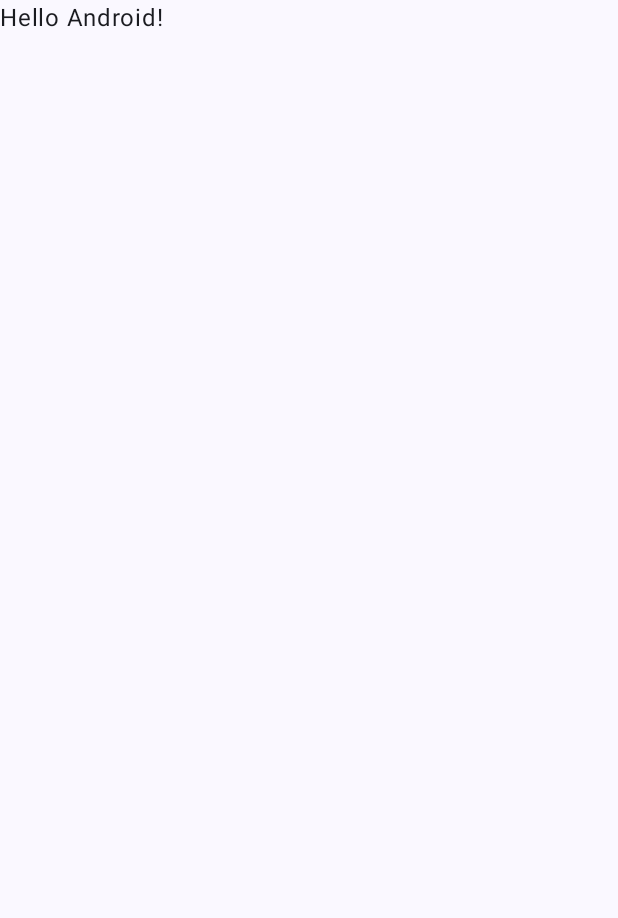
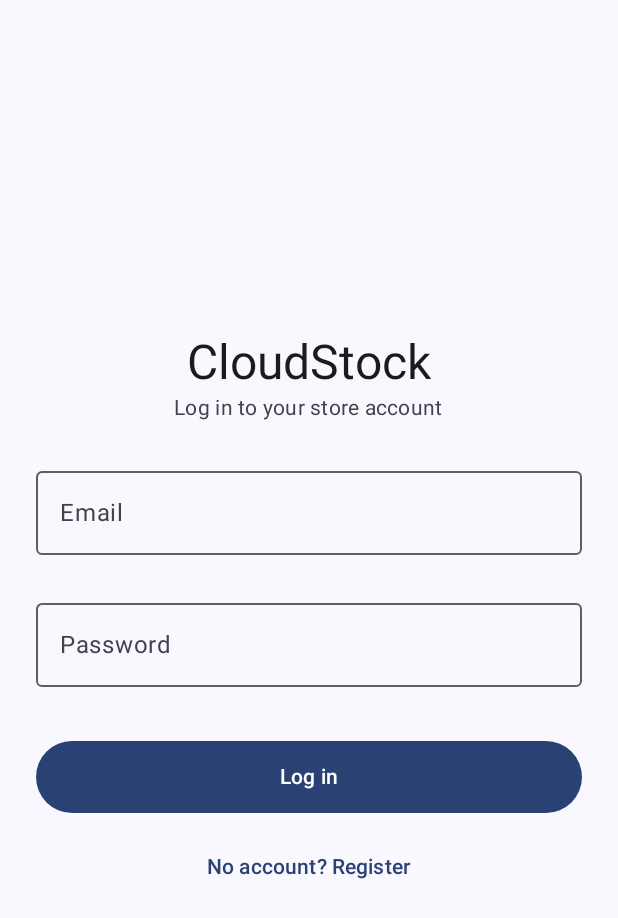
Before and after one commit to JorgeHernandez606/cloudstock, an Android app built with Jetpack Compose: the screen it shows after launch (MainActivity), on a phone screen of 412 x 824 dp. Before the commit the part shown is almost empty. Shown: the top 918 px of the screen. Run offline under Robolectric (Android 15) with nearby library versions, the phone set to English and light mode, and no system bars; our stand-ins replace Firebase (no records; nobody signed in at launch, a user with empty details on screens opened directly).

Commit message:
feat(auth): add login, register, home screens and navigation

```diff
--- a/app/src/main/java/com/jorgeHernandez/mycloudstock/MainActivity.kt
+++ b/app/src/main/java/com/jorgeHernandez/mycloudstock/MainActivity.kt
@@ -5,12 +5,10 @@ import androidx.activity.ComponentActivity
 import androidx.activity.compose.setContent
 import androidx.activity.enableEdgeToEdge
 import androidx.compose.foundation.layout.fillMaxSize
-import androidx.compose.foundation.layout.padding
-import androidx.compose.material3.Scaffold
-import androidx.compose.material3.Text
-import androidx.compose.runtime.Composable
+import androidx.compose.material3.MaterialTheme
+import androidx.compose.material3.Surface
 import androidx.compose.ui.Modifier
-import androidx.compose.ui.tooling.preview.Preview
+import com.jorgeHernandez.mycloudstock.ui.navigation.AppNavHost
 import com.jorgeHernandez.mycloudstock.ui.theme.MyCloudStockTheme
 
 class MainActivity : ComponentActivity() {
@@ -19,29 +17,13 @@ class MainActivity : ComponentActivity() {
         enableEdgeToEdge()
         setContent {
             MyCloudStockTheme {
-                Scaffold(modifier = Modifier.fillMaxSize()) { innerPadding ->
-                    Greeting(
-                        name = "Android",
-                        modifier = Modifier.padding(innerPadding)
-                    )
+                Surface(
+                    modifier = Modifier.fillMaxSize(),
+                    color = MaterialTheme.colorScheme.background
+                ) {
+                    AppNavHost()
                 }
             }
         }
     }
 }
-
-@Composable
-fun Greeting(name: String, modifier: Modifier = Modifier) {
-    Text(
-        text = "Hello $name!",
-        modifier = modifier
-    )
-}
-
-@Preview(showBackground = true)
-@Composable
-fun GreetingPreview() {
-    MyCloudStockTheme {
-        Greeting("Android")
-    }
-}
--- /dev/null
+++ b/app/src/main/java/com/jorgeHernandez/mycloudstock/data/AuthRepository.kt
@@ -0,0 +1,45 @@
+package com.jorgeHernandez.mycloudstock.data
+
+import com.google.firebase.Firebase
+import com.google.firebase.auth.FirebaseAuth
+import com.google.firebase.auth.auth
+import kotlinx.coroutines.channels.awaitClose
+import kotlinx.coroutines.flow.Flow
+import kotlinx.coroutines.flow.callbackFlow
+import kotlinx.coroutines.tasks.await
+
+interface AuthRepository {
+    val currentUserEmail: String?
+    val isLoggedIn: Flow<Boolean>
+    suspend fun login(email: String, password: String): Result<Unit>
+    suspend fun register(email: String, password: String): Result<Unit>
+    fun logout()
+}
+
+class FirebaseAuthRepository(
+    private val auth: FirebaseAuth = Firebase.auth
+) : AuthRepository {
+
+    override val currentUserEmail: String?
+        get() = auth.currentUser?.email
+
+    override val isLoggedIn: Flow<Boolean> = callbackFlow {
+        val listener = FirebaseAuth.AuthStateListener { firebaseAuth ->
+            trySend(firebaseAuth.currentUser != null)
+        }
+        auth.addAuthStateListener(listener)
+        awaitClose { auth.removeAuthStateListener(listener) }
+    }
+
+    override suspend fun login(email: String, password: String): Result<Unit> = runCatching {
+        auth.signInWithEmailAndPassword(email.trim(), password).await()
+    }
+
+    override suspend fun register(email: String, password: String): Result<Unit> = runCatching {
+        auth.createUserWithEmailAndPassword(email.trim(), password).await()
+    }
+
+    override fun logout() {
+        auth.signOut()
+    }
+}
--- /dev/null
+++ b/app/src/main/java/com/jorgeHernandez/mycloudstock/ui/auth/AuthViewModel.kt
@@ -0,0 +1,119 @@
+package com.jorgeHernandez.mycloudstock.ui.auth
+
+import androidx.lifecycle.ViewModel
+import androidx.lifecycle.viewModelScope
+import com.jorgeHernandez.mycloudstock.data.AuthRepository
+import com.jorgeHernandez.mycloudstock.data.FirebaseAuthRepository
+import com.jorgeHernandez.mycloudstock.domain.AuthValidator
+import com.google.firebase.FirebaseNetworkException
+import com.google.firebase.auth.FirebaseAuthInvalidCredentialsException
+import com.google.firebase.auth.FirebaseAuthInvalidUserException
+import com.google.firebase.auth.FirebaseAuthUserCollisionException
+import kotlinx.coroutines.flow.MutableStateFlow
+import kotlinx.coroutines.flow.SharingStarted
+import kotlinx.coroutines.flow.StateFlow
+import kotlinx.coroutines.flow.asStateFlow
+import kotlinx.coroutines.flow.stateIn
+import kotlinx.coroutines.flow.update
+import kotlinx.coroutines.launch
+
+data class AuthUiState(
+    val email: String = "",
+    val password: String = "",
+    val confirmPassword: String = "",
+    val emailError: String? = null,
+    val passwordError: String? = null,
+    val confirmPasswordError: String? = null,
+    val generalError: String? = null,
+    val isLoading: Boolean = false
+)
+
+class AuthViewModel(
+    private val repository: AuthRepository = FirebaseAuthRepository()
+) : ViewModel() {
+
+    private val _uiState = MutableStateFlow(AuthUiState())
+    val uiState: StateFlow<AuthUiState> = _uiState.asStateFlow()
+
+    val isLoggedIn: StateFlow<Boolean> = repository.isLoggedIn.stateIn(
+        scope = viewModelScope,
+        started = SharingStarted.WhileSubscribed(5_000),
+        initialValue = repository.currentUserEmail != null
+    )
+
+    val userEmail: String
+        get() = repository.currentUserEmail ?: "Unknown user"
+
+    fun onEmailChange(value: String) {
+        _uiState.update { it.copy(email = value, emailError = null, generalError = null) }
+    }
+
+    fun onPasswordChange(value: String) {
+        _uiState.update { it.copy(password = value, passwordError = null, generalError = null) }
+    }
+
+    fun onConfirmPasswordChange(value: String) {
+        _uiState.update { it.copy(confirmPassword = value, confirmPasswordError = null, generalError = null) }
+    }
+
+    fun clearErrors() {
+        _uiState.update {
+            it.copy(emailError = null, passwordError = null, confirmPasswordError = null, generalError = null)
+        }
+    }
+
+    fun login() {
+        val state = _uiState.value
+        val emailErr = AuthValidator.validateEmail(state.email)
+        val passErr = AuthValidator.validatePassword(state.password)
+
+        if (emailErr != null || passErr != null) {
+            _uiState.update { it.copy(emailError = emailErr, passwordError = passErr) }
+            return
+        }
+
+        viewModelScope.launch {
+            _uiState.update { it.copy(isLoading = true, generalError = null) }
+            repository.login(state.email, state.password)
+                .onSuccess { _uiState.value = AuthUiState() }
+                .onFailure { e ->
+                    _uiState.update { it.copy(isLoading = false, generalError = mapFirebaseError(e)) }
+                }
+        }
+    }
+
+    fun register() {
+        val state = _uiState.value
+        val emailErr = AuthValidator.validateEmail(state.email)
+        val passErr = AuthValidator.validatePassword(state.password)
+        val confirmErr = AuthValidator.validatePasswordConfirmation(state.password, state.confirmPassword)
+
+        if (emailErr != null || passErr != null || confirmErr != null) {
+            _uiState.update {
+                it.copy(emailError = emailErr, passwordError = passErr, confirmPasswordError = confirmErr)
+            }
+            return
+        }
+
+        viewModelScope.launch {
+            _uiState.update { it.copy(isLoading = true, generalError = null) }
+            repository.register(state.email, state.password)
+                .onSuccess { _uiState.value = AuthUiState() }
+                .onFailure { e ->
+                    _uiState.update { it.copy(isLoading = false, generalError = mapFirebaseError(e)) }
+                }
+        }
+    }
+
+    fun logout() {
+        repository.logout()
+    }
+
+    private fun mapFirebaseError(throwable: Throwable): String = when (throwable) {
+        is FirebaseAuthUserCollisionException -> "An account with this email already exists"
+        is FirebaseAuthInvalidCredentialsException -> "Incorrect email or password"
+        is FirebaseAuthInvalidUserException -> "No account found with this email"
+        is FirebaseNetworkException -> "Network error. Check your internet connection"
+        else -> "Authentication failed. Please try again"
+    }
+}
--- /dev/null
+++ b/app/src/main/java/com/jorgeHernandez/mycloudstock/ui/auth/LoginScreen.kt
@@ -0,0 +1,99 @@
+package com.jorgeHernandez.mycloudstock.ui.auth
+
+import androidx.compose.foundation.layout.*
+import androidx.compose.foundation.text.KeyboardOptions
+import androidx.compose.material3.*
+import androidx.compose.runtime.Composable
+import androidx.compose.ui.Alignment
+import androidx.compose.ui.Modifier
+import androidx.compose.ui.text.input.KeyboardType
+import androidx.compose.ui.text.input.PasswordVisualTransformation
+import androidx.compose.ui.unit.dp
+
+@Composable
+fun LoginScreen(
+    uiState: AuthUiState,
+    onEmailChange: (String) -> Unit,
+    onPasswordChange: (String) -> Unit,
+    onLoginClick: () -> Unit,
+    onNavigateToRegister: () -> Unit
+) {
+    Column(
+        modifier = Modifier
+            .fillMaxSize()
+            .padding(24.dp),
+        verticalArrangement = Arrangement.Center,
+        horizontalAlignment = Alignment.CenterHorizontally
+    ) {
+        Text(
+            text = "CloudStock",
+            style = MaterialTheme.typography.headlineLarge
+        )
+        Text(
+            text = "Log in to your store account",
+            style = MaterialTheme.typography.bodyMedium,
+            color = MaterialTheme.colorScheme.onSurfaceVariant
+        )
+
+        Spacer(modifier = Modifier.height(24.dp))
+
+        OutlinedTextField(
+            value = uiState.email,
+            onValueChange = onEmailChange,
+            label = { Text("Email") },
+            isError = uiState.emailError != null,
+            supportingText = { uiState.emailError?.let { Text(it) } },
+            keyboardOptions = KeyboardOptions(keyboardType = KeyboardType.Email),
+            singleLine = true,
+            modifier = Modifier.fillMaxWidth()
+        )
+
+        Spacer(modifier = Modifier.height(8.dp))
+
+        OutlinedTextField(
+            value = uiState.password,
+            onValueChange = onPasswordChange,
+            label = { Text("Password") },
+            isError = uiState.passwordError != null,
+            supportingText = { uiState.passwordError?.let { Text(it) } },
+            visualTransformation = PasswordVisualTransformation(),
+            keyboardOptions = KeyboardOptions(keyboardType = KeyboardType.Password),
+            singleLine = true,
+            modifier = Modifier.fillMaxWidth()
+        )
+
+        uiState.generalError?.let { error ->
+            Spacer(modifier = Modifier.height(8.dp))
+            Text(
+                text = error,
+                color = MaterialTheme.colorScheme.error,
+                style = MaterialTheme.typography.bodySmall
+            )
+        }
+
+        Spacer(modifier = Modifier.height(20.dp))
+
+        Button(
+            onClick = onLoginClick,
+            enabled = !uiState.isLoading,
+            modifier = Modifier
+                .fillMaxWidth()
+                .height(48.dp)
+        ) {
+            if (uiState.isLoading) {
+                CircularProgressIndicator(
+                    modifier = Modifier.size(20.dp),
+                    strokeWidth = 2.dp
+                )
+            } else {
+                Text("Log in")
+            }
+        }
+
+        Spacer(modifier = Modifier.height(12.dp))
+
+        TextButton(onClick = onNavigateToRegister) {
+            Text("No account? Register")
+        }
+    }
+}
--- /dev/null
+++ b/app/src/main/java/com/jorgeHernandez/mycloudstock/ui/navigation/AppNavHost.kt
@@ -0,0 +1,77 @@
+package com.jorgeHernandez.mycloudstock.ui.navigation
+
+import androidx.compose.runtime.Composable
+import androidx.compose.runtime.LaunchedEffect
+import androidx.compose.runtime.collectAsState
+import androidx.compose.runtime.getValue
+import androidx.lifecycle.viewmodel.compose.viewModel
+import androidx.navigation.compose.NavHost
+import androidx.navigation.compose.composable
+import androidx.navigation.compose.rememberNavController
+import com.jorgeHernandez.mycloudstock.ui.auth.AuthViewModel
+import com.jorgeHernandez.mycloudstock.ui.auth.LoginScreen
+import com.jorgeHernandez.mycloudstock.ui.auth.RegisterScreen
+import com.jorgeHernandez.mycloudstock.ui.home.HomeScreen
+
+@Composable
+fun AppNavHost(
+    authViewModel: AuthViewModel = viewModel()
+) {
+    val navController = rememberNavController()
+    val uiState by authViewModel.uiState.collectAsState()
+    val isLoggedIn by authViewModel.isLoggedIn.collectAsState()
+
+    val startDestination = if (isLoggedIn) "home" else "login"
+
+    LaunchedEffect(isLoggedIn) {
+        val currentRoute = navController.currentBackStackEntry?.destination?.route
+        if (isLoggedIn && currentRoute != "home") {
+            navController.navigate("home") {
+                popUpTo(navController.graph.id) { inclusive = true }
+                launchSingleTop = true
+            }
+        } else if (!isLoggedIn && currentRoute == "home") {
+            navController.navigate("login") {
+                popUpTo(navController.graph.id) { inclusive = true }
+                launchSingleTop = true
+            }
+        }
+    }
+
+    NavHost(
+        navController = navController,
+        startDestination = startDestination
+    ) {
+        composable("login") {
+            LoginScreen(
+                uiState = uiState,
+                onEmailChange = authViewModel::onEmailChange,
+                onPasswordChange = authViewModel::onPasswordChange,
+                onLoginClick = authViewModel::login,
+                onNavigateToRegister = {
+                    authViewModel.clearErrors()
+                    navController.navigate("register")
+                }
+            )
+        }
+        composable("register") {
+            RegisterScreen(
+                uiState = uiState,
+                onEmailChange = authViewModel::onEmailChange,
+                onPasswordChange = authViewModel::onPasswordChange,
+                onConfirmPasswordChange = authViewModel::onConfirmPasswordChange,
+                onRegisterClick = authViewModel::register,
+                onNavigateToLogin = {
+                    authViewModel.clearErrors()
+                    navController.popBackStack()
+                }
+            )
+        }
+        composable("home") {
+            HomeScreen(
+                userEmail = authViewModel.userEmail,
+                onLogoutClick = authViewModel::logout
+            )
+        }
+    }
+}
```
Also changed, not shown: app/src/main/java/com/jorgeHernandez/mycloudstock/domain/AuthValidator.kt (added, +25 -0 lines), app/src/main/java/com/jorgeHernandez/mycloudstock/ui/auth/RegisterScreen.kt (added, +113 -0 lines), app/src/main/java/com/jorgeHernandez/mycloudstock/ui/home/HomeScreen.kt (added, +64 -0 lines), 1 other file.
